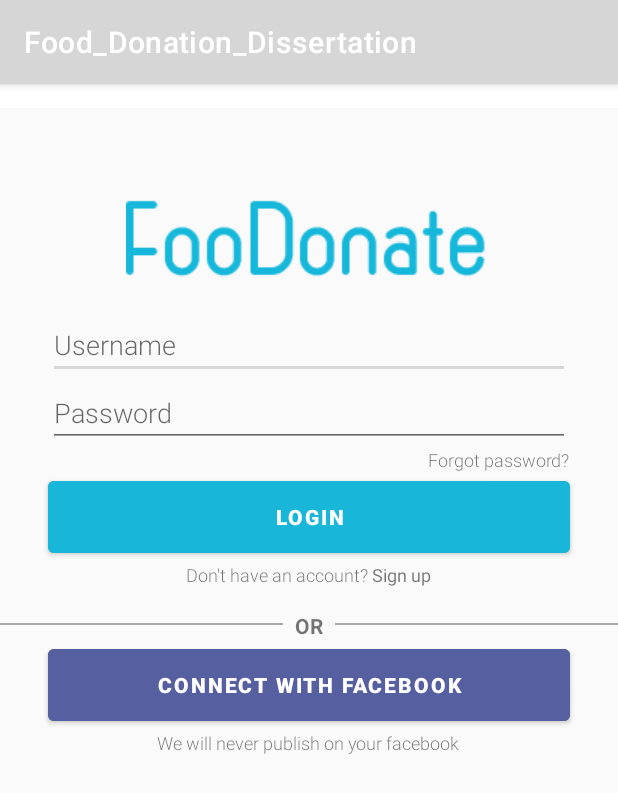
After one commit to rakesh-gyawali/FooDonate_Android_App, an Android app: the Signin screen opened directly, with no data from a screen before it, on a phone screen of 412 x 824 dp. The commit adds this screen. Shown: the top 793 px of the screen. Run offline under Robolectric (Android 15) with nearby library versions, the phone set to English and light mode, and no system bars.

Commit message:
add signin activity

```diff
--- a/app/src/main/AndroidManifest.xml
+++ b/app/src/main/AndroidManifest.xml
@@ -9,6 +9,8 @@
         android:roundIcon="@mipmap/ic_launcher_round"
         android:supportsRtl="true"
         android:theme="@style/Theme.Food_Donation_Dissertation">
+        <activity android:name=".Signup"></activity>
+        <activity android:name=".Signin" />
         <activity android:name=".MainActivity">
             <intent-filter>
                 <action android:name="android.intent.action.MAIN" />
--- /dev/null
+++ b/app/src/main/java/com/example/food_donation_dissertation/Signin.java
@@ -0,0 +1,14 @@
+package com.example.food_donation_dissertation;
+
+import androidx.appcompat.app.AppCompatActivity;
+
+import android.os.Bundle;
+
+public class Signin extends AppCompatActivity {
+
+    @Override
+    protected void onCreate(Bundle savedInstanceState) {
+        super.onCreate(savedInstanceState);
+        setContentView(R.layout.activity_signin);
+    }
+}
--- /dev/null
+++ b/app/src/main/java/com/example/food_donation_dissertation/Signup.java
@@ -0,0 +1,14 @@
+package com.example.food_donation_dissertation;
+
+import androidx.appcompat.app.AppCompatActivity;
+
+import android.os.Bundle;
+
+public class Signup extends AppCompatActivity {
+
+    @Override
+    protected void onCreate(Bundle savedInstanceState) {
+        super.onCreate(savedInstanceState);
+        setContentView(R.layout.activity_signup);
+    }
+}
--- /dev/null
+++ b/app/src/main/res/layout/activity_signin.xml
@@ -0,0 +1,121 @@
+<?xml version="1.0" encoding="utf-8"?>
+<LinearLayout xmlns:android="http://schemas.android.com/apk/res/android"
+    xmlns:app="http://schemas.android.com/apk/res-auto"
+    xmlns:tools="http://schemas.android.com/tools"
+    android:id="@+id/activity_signin"
+    android:orientation="vertical"
+    android:layout_width="match_parent"
+    android:layout_height="match_parent"
+    android:background="#FAFAFA"
+    android:backgroundTint="#FAFAFA"
+    android:layout_marginTop="@dimen/activity_vertical_margin"
+    android:layout_marginBottom="@dimen/activity_vertical_margin"
+    tools:context=".Signin">
+    <ImageView
+        android:layout_width="wrap_content"
+        android:adjustViewBounds="true"
+        android:scaleType="centerCrop"
+        android:layout_height="wrap_content"
+        android:layout_marginTop="50dp"
+        android:layout_gravity="center"
+        app:srcCompat="@drawable/logo"/>
+    <EditText
+        android:id="@+id/Sign_in_username"
+        android:fontFamily="sans-serif-light"
+        android:layout_width="match_parent"
+        android:layout_marginLeft="32dp"
+        android:layout_marginRight="32dp"
+        android:hint="Username"
+        android:layout_height="wrap_content"/>
+    <EditText
+        android:id="@+id/sign_in_password"
+        android:fontFamily="sans-serif-light"
+        android:layout_marginLeft="32dp"
+        android:layout_marginRight="32dp"
+        android:hint="Password"
+        android:ems="10"
+        android:layout_width="match_parent"
+        android:layout_height="wrap_content" android:inputType="textPassword"/>
+    <TextView
+        android:clickable="true"
+        android:fontFamily="sans-serif-light"
+        android:layout_gravity="end"
+        android:paddingEnd="32dp"
+        android:text="Forgot password?"
+        android:textSize="12dp"
+        android:layout_width="wrap_content" android:layout_height="wrap_content"/>
+    <Button
+        android:layout_gravity="center"
+        android:id="@+id/button_sign_in"
+        android:text="login"
+        android:fontFamily="sans-serif-black"
+        android:textColor="#fff"
+        android:layout_marginLeft="32dp"
+        android:layout_marginRight="32dp"
+        android:backgroundTint="@color/colorPrimary"
+        android:layout_width="match_parent"
+        android:layout_height="60dp"/>
+    <LinearLayout
+        android:layout_marginBottom="@dimen/activity_vertical_margin"
+        android:orientation="horizontal"
+        android:gravity="center"
+        android:layout_width="match_parent"
+        android:layout_height="wrap_content">
+        <TextView
+            android:layout_gravity="center"
+            android:text="Don't have an account? "
+            android:textSize="12dp"
+            android:fontFamily="sans-serif-light"
+            android:layout_width="wrap_content"
+            android:layout_height="wrap_content"/>
+        <TextView
+            android:id="@+id/to_sign_up"
+            android:clickable="true"
+            android:textSize="12dp"
+            android:text="Sign up"
+            android:layout_width="wrap_content"
+            android:layout_height="wrap_content"/>
+    </LinearLayout>
+    <LinearLayout
+        android:layout_width="match_parent"
+        android:layout_height="wrap_content">
+        <View
+            android:layout_width="0dp"
+            android:layout_height="1dp"
+            android:layout_weight="1"
+            android:layout_marginTop="8dp"
+            android:background="@android:color/darker_gray"/>
+        <TextView
+            android:layout_width="wrap_content"
+            android:layout_height="wrap_content"
+            android:paddingStart="8dp"
+            android:paddingEnd="8dp"
+            android:textStyle="bold"
+            android:textAllCaps="true"
+            android:text="or"/>
+        <View
+            android:layout_width="0dp"
+            android:layout_height="1dp"
+            android:layout_weight="1"
+            android:layout_marginTop="8dp"
+            android:background="@android:color/darker_gray"/>
+    </LinearLayout>
+    <Button
+        android:layout_gravity="center"
+        android:id="@+id/button_fb_sign_in"
+        android:text="Connect with Facebook"
+        android:textColor="@color/icons"
+        android:fontFamily="sans-serif-black"
+        android:layout_marginLeft="32dp"
+        android:layout_marginRight="32dp"
+        android:backgroundTint="#565fa0"
+        android:layout_width="match_parent"
+        android:layout_height="60dp"/>
+    <TextView
+        android:layout_width="wrap_content"
+        android:layout_height="wrap_content"
+        android:layout_gravity="center"
+        android:fontFamily="sans-serif-light"
+        android:textSize="12dp"
+        android:text="We will never publish on your facebook"/>
+</LinearLayout>
--- /dev/null
+++ b/app/src/main/res/layout/activity_signup.xml
@@ -0,0 +1,14 @@
+<?xml version="1.0" encoding="utf-8"?>
+<LinearLayout xmlns:android="http://schemas.android.com/apk/res/android"
+    xmlns:tools="http://schemas.android.com/tools"
+    android:id="@+id/activity_singup"
+    android:layout_width="match_parent"
+    android:layout_height="match_parent"
+    android:orientation="vertical"
+    android:background="#FAFAFA"
+    android:backgroundTint="#FAFAFA"
+    android:layout_marginTop="@dimen/activity_vertical_margin"
+    android:layout_marginBottom="@dimen/activity_vertical_margin"
+    tools:context=".Signup">
+
+</LinearLayout>
--- a/app/src/main/res/values/colors.xml
+++ b/app/src/main/res/values/colors.xml
@@ -1,10 +1,18 @@
 <?xml version="1.0" encoding="utf-8"?>
 <resources>
-    <color name="purple_200">#FFBB86FC</color>
-    <color name="purple_500">#FF6200EE</color>
-    <color name="purple_700">#FF3700B3</color>
-    <color name="teal_200">#FF03DAC5</color>
-    <color name="teal_700">#FF018786</color>
-    <color name="black">#FF000000</color>
-    <color name="white">#FFFFFFFF</color>
+    <color name="colorPrimary">#18b6d9</color>
+    <color name="colorPrimaryDark">#128EA8</color>
+    <color name="colorButton">#18b6d9</color>
+    <color name="colorPrimaryLight">#b3e5fc</color>
+    <color name="colorAccent">#00BCD4</color>
+    <color name="primary_text">#212121</color>
+    <color name="secondary_text">#757575</color>
+    <color name="icons">#FFFFFF</color>
+    <color name="divider">#BDBDBD</color>
+    <color name="colorBackground">#e1f5fe</color>
+    <color name="cardviewBackground">#F2F5FA</color>
+    <color name="menuBackground">#40555A</color>
+    <color name="menuText">#6d8287</color>
+    <color name="navTop">#1f5d6a</color>
+    <color name="fab">#cbcbcb</color>
 </resources>
--- /dev/null
+++ b/app/src/main/res/values/dimens.xml
@@ -0,0 +1,11 @@
+<?xml version="1.0" encoding="utf-8"?>
+<resources>
+    <!-- Default screen margins, per the Android Design guidelines. -->
+    <dimen name="nav_header_vertical_spacing">16dp</dimen>
+    <dimen name="nav_header_height">160dp</dimen>
+    <!-- Default screen margins, per the Android Design guidelines. -->
+    <dimen name="activity_horizontal_margin">16dp</dimen>
+    <dimen name="activity_vertical_margin">16dp</dimen>
+    <dimen name="horizontal_padding">8dp</dimen>
+    <dimen name="fab_margin">16dp</dimen>
+</resources>
```
Also changed, not shown: app/src/main/res/drawable/logo.png (added).
